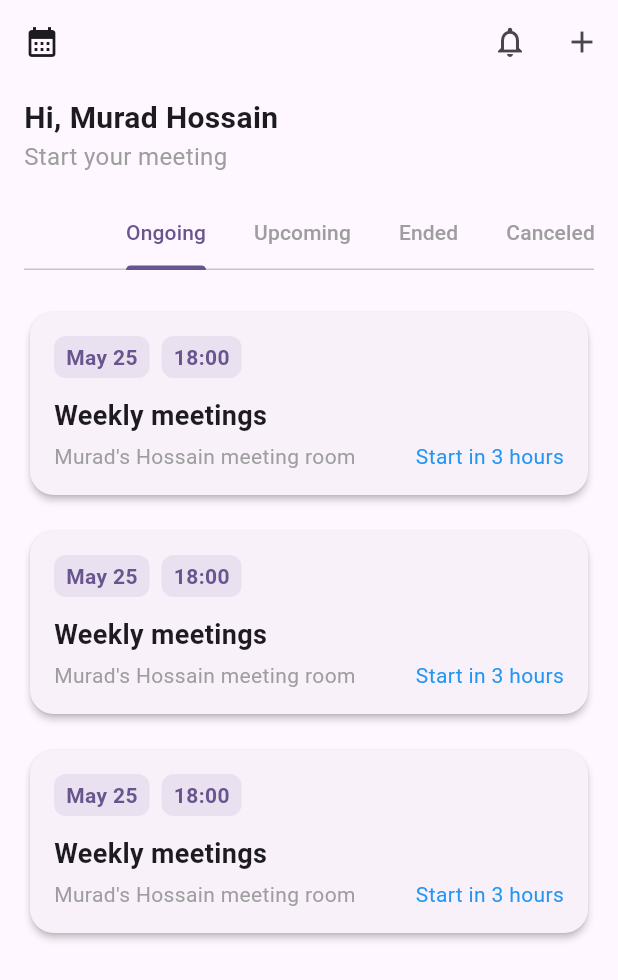
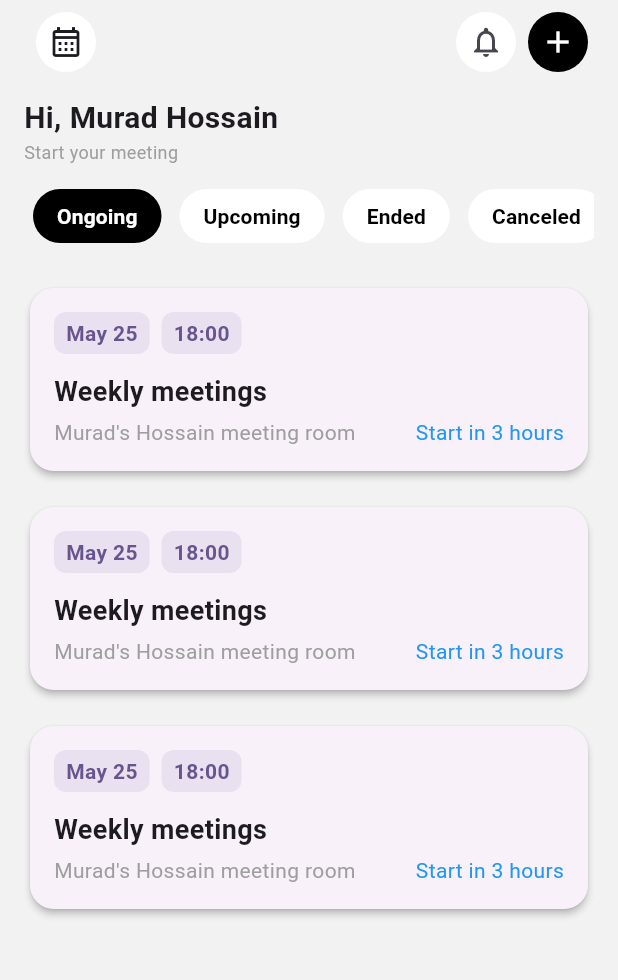
Before and after one commit to nidal1/flutter_video_conference, a Flutter app: the screen it shows once a user with an empty profile is signed in, on a phone screen of 412 x 824 dp. Shown: the top 980 px of the screen. Run offline on Flutter 3.47's test engine with Material 3 defaults, Android fonts, the phone set to English and light mode, and no system bars; our stand-ins replace firebase_auth, firebase_core, google_sign_in; accounts and stored records are empty.

Commit message:
Enhance UI with improved theming and add MeetingCard widget

```diff
--- a/lib/main.dart
+++ b/lib/main.dart
@@ -16,7 +16,20 @@ class MyApp extends StatelessWidget {
     return MaterialApp(
       title: 'Video App',
       debugShowCheckedModeBanner: false,
-      theme: ThemeData(useMaterial3: true, colorSchemeSeed: Colors.deepPurple),
+      theme: ThemeData(
+        useMaterial3: true,
+        colorSchemeSeed: Colors.deepPurple,
+        scaffoldBackgroundColor: Color.fromRGBO(242, 242, 242, 1),
+        appBarTheme: AppBarTheme(
+          backgroundColor: Color.fromRGBO(242, 242, 242, 1),
+          elevation: 0,
+          titleTextStyle: TextStyle(
+            color: Colors.black,
+            fontSize: 20,
+            fontWeight: FontWeight.w600,
+          ),
+        ),
+      ),
       home: SplashWrapper(),
     );
   }
--- a/lib/screens/auth/splash_wrapper.dart
+++ b/lib/screens/auth/splash_wrapper.dart
@@ -9,7 +9,10 @@ class SplashWrapper extends StatelessWidget {
 
   @override
   Widget build(BuildContext context) {
-    return StreamBuilder<User?>(
+    return Container(
+      color: const Color.fromRGBO(242, 242, 242, 1),
+      padding: const EdgeInsets.symmetric(horizontal: 16.0),
+      child: StreamBuilder<User?>(
         stream: AuthService().userChanges,
         builder: (context, snapshot) {
           if (snapshot.connectionState == ConnectionState.waiting) {
@@ -22,6 +25,7 @@ class SplashWrapper extends StatelessWidget {
           }
           return LoginScreen();
         },
+      ),
     );
   }
 }
--- a/lib/screens/home/home_screen.dart
+++ b/lib/screens/home/home_screen.dart
@@ -1,4 +1,5 @@
 import 'package:flutter/material.dart';
+import '../../widgets/meeting_card.dart';
 
 class HomeScreen extends StatefulWidget {
   const HomeScreen({super.key});
@@ -7,14 +8,21 @@ class HomeScreen extends StatefulWidget {
   State<HomeScreen> createState() => _HomeScreenState();
 }
 
-class _HomeScreenState extends State<HomeScreen>
-    with SingleTickerProviderStateMixin {
-  late final TabController _tabController;
+class _HomeScreenState extends State<HomeScreen> with TickerProviderStateMixin {
+  late TabController _tabController;
+  final List<String> _titles = ['Ongoing', 'Upcoming', 'Ended', 'Canceled'];
 
   @override
   void initState() {
     super.initState();
-    _tabController = TabController(length: 4, vsync: this);
+    _tabController = TabController(length: _titles.length, vsync: this);
+
+    // مهم باش يبدل اللون مني يتبدل tab
+    _tabController.addListener(() {
+      if (_tabController.indexIsChanging) {
+        setState(() {}); // refresh UI
+      }
+    });
   }
 
   @override
@@ -28,20 +36,26 @@ class _HomeScreenState extends State<HomeScreen>
     return Scaffold(
       appBar: AppBar(
         titleSpacing: 0,
-        backgroundColor: Theme.of(context).colorScheme.background,
-        elevation: 0,
         leading: IconButton(
-          icon: const Icon(Icons.calendar_month),
+          style: IconButton.styleFrom(
+            backgroundColor: Colors.white, // icon color
+          ),
+          icon: const Icon(Icons.calendar_month_outlined),
           onPressed: () {},
         ),
         actions: [
           IconButton(
+            style: IconButton.styleFrom(
+              backgroundColor: Colors.white, // icon color
+            ),
             icon: const Icon(
               Icons.notifications_none,
             ), // يمكن تبدلو بـ Icons.message
             onPressed: () {},
           ),
           IconButton(
+            style: IconButton.styleFrom(backgroundColor: Colors.black),
+            color: Colors.white,
             icon: const Icon(Icons.add),
             onPressed: () {
               // Navigator.pushNamed(context, '/create-meeting');
@@ -49,9 +63,7 @@ class _HomeScreenState extends State<HomeScreen>
           ),
         ],
       ),
-      body: Padding(
-        padding: const EdgeInsets.symmetric(horizontal: 16),
-        child: Column(
+      body: Column(
         crossAxisAlignment: CrossAxisAlignment.start,
         children: [
           const SizedBox(height: 8),
@@ -61,21 +73,38 @@ class _HomeScreenState extends State<HomeScreen>
           ),
           const Text(
             'Start your meeting',
-              style: TextStyle(fontSize: 16, color: Colors.grey),
+            style: TextStyle(fontSize: 12, color: Colors.grey),
           ),
           const SizedBox(height: 16),
           TabBar(
+            overlayColor: WidgetStateProperty.all(Colors.transparent),
+            tabAlignment: TabAlignment.start,
             controller: _tabController,
+            dividerColor: Colors.transparent,
             isScrollable: true,
-              labelColor: Theme.of(context).colorScheme.primary,
-              unselectedLabelColor: Colors.grey,
-              indicatorColor: Theme.of(context).colorScheme.primary,
-              tabs: const [
-                Tab(text: 'Ongoing'),
-                Tab(text: 'Upcoming'),
-                Tab(text: 'Ended'),
-                Tab(text: 'Canceled'),
-              ],
+            labelPadding: EdgeInsets.zero,
+            indicator: const BoxDecoration(), // indicator khawi
+            tabs: List.generate(_titles.length, (index) {
+              final isSelected = _tabController.index == index;
+              return Container(
+                margin: const EdgeInsets.symmetric(horizontal: 6),
+                padding: const EdgeInsets.symmetric(
+                  horizontal: 16,
+                  vertical: 8,
+                ),
+                decoration: BoxDecoration(
+                  color: isSelected ? Colors.black : Colors.white,
+                  borderRadius: BorderRadius.circular(20),
+                ),
+                child: Text(
+                  _titles[index],
+                  style: TextStyle(
+                    color: isSelected ? Colors.white : Colors.black,
+                    fontWeight: FontWeight.w600,
+                  ),
+                ),
+              );
+            }),
           ),
           const SizedBox(height: 16),
           Expanded(
@@ -85,7 +114,6 @@ class _HomeScreenState extends State<HomeScreen>
             ),
           ),
         ],
-        ),
       ),
     );
   }
@@ -100,64 +128,3 @@ class _HomeScreenState extends State<HomeScreen>
     );
   }
 }
-
-class MeetingCard extends StatelessWidget {
-  const MeetingCard({super.key});
-
-  @override
-  Widget build(BuildContext context) {
-    return Card(
-      elevation: 2,
-      shape: RoundedRectangleBorder(borderRadius: BorderRadius.circular(16)),
-      child: Padding(
-        padding: const EdgeInsets.all(16),
-        child: Column(
-          crossAxisAlignment: CrossAxisAlignment.start,
-          children: [
-            // Top badges (date + time)
-            Row(
-              children: [
-                _buildBadge(context, 'May 25'),
-                const SizedBox(width: 8),
-                _buildBadge(context, '18:00'),
-              ],
-            ),
-            const SizedBox(height: 12),
-            const Text(
-              'Weekly meetings',
-              style: TextStyle(fontSize: 18, fontWeight: FontWeight.bold),
-            ),
-            const SizedBox(height: 4),
-            Row(
-              mainAxisAlignment: MainAxisAlignment.spaceBetween,
-              children: const [
-                Text(
-                  "Murad's Hossain meeting room",
-                  style: TextStyle(color: Colors.grey),
-                ),
-                Text("Start in 3 hours", style: TextStyle(color: Colors.blue)),
-              ],
-            ),
-          ],
-        ),
-      ),
-    );
-  }
-
-  Widget _buildBadge(BuildContext context, String text) {
-    return Container(
-      padding: const EdgeInsets.symmetric(horizontal: 8, vertical: 4),
-      decoration: BoxDecoration(
-        color: Theme.of(context).colorScheme.primary.withOpacity(0.1),
-        borderRadius: BorderRadius.circular(8),
-      ),
-      child: Text(
-        text,
-        style: TextStyle(
-          color: Theme.of(context).colorScheme.primary,
-          fontWeight: FontWeight.bold,
-        ),
-      ),
-    );
-  }
-}
--- /dev/null
+++ b/lib/widgets/meeting_card.dart
@@ -0,0 +1,62 @@
+import 'package:flutter/material.dart';
+
+class MeetingCard extends StatelessWidget {
+  const MeetingCard({super.key});
+
+  @override
+  Widget build(BuildContext context) {
+    return Card(
+      elevation: 2,
+      shape: RoundedRectangleBorder(borderRadius: BorderRadius.circular(16)),
+      child: Padding(
+        padding: const EdgeInsets.all(16),
+        child: Column(
+          crossAxisAlignment: CrossAxisAlignment.start,
+          children: [
+            // Top badges (date + time)
+            Row(
+              children: [
+                _buildBadge(context, 'May 25'),
+                const SizedBox(width: 8),
+                _buildBadge(context, '18:00'),
+              ],
+            ),
+            const SizedBox(height: 12),
+            const Text(
+              'Weekly meetings',
+              style: TextStyle(fontSize: 18, fontWeight: FontWeight.bold),
+            ),
+            const SizedBox(height: 4),
+            Row(
+              mainAxisAlignment: MainAxisAlignment.spaceBetween,
+              children: const [
+                Text(
+                  "Murad's Hossain meeting room",
+                  style: TextStyle(color: Colors.grey),
+                ),
+                Text("Start in 3 hours", style: TextStyle(color: Colors.blue)),
+              ],
+            ),
+          ],
+        ),
+      ),
+    );
+  }
+
+  Widget _buildBadge(BuildContext context, String text) {
+    return Container(
+      padding: const EdgeInsets.symmetric(horizontal: 8, vertical: 4),
+      decoration: BoxDecoration(
+        color: Theme.of(context).colorScheme.primary.withOpacity(0.1),
+        borderRadius: BorderRadius.circular(8),
+      ),
+      child: Text(
+        text,
+        style: TextStyle(
+          color: Theme.of(context).colorScheme.primary,
+          fontWeight: FontWeight.bold,
+        ),
+      ),
+    );
+  }
+}
```
Lines whose indentation alone changed are shown as unchanged.
